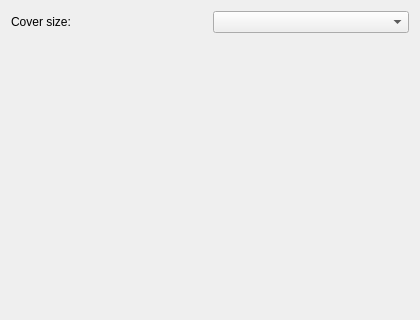
Before: the Qt Designer form plugins/deezerart/options.ui in metabrainz/picard-plugins, drawn with Qt 5.
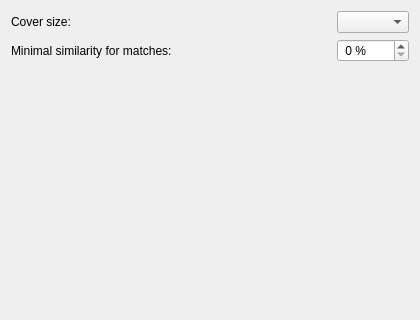
After: the same form once the commit is applied.

Commit message: deezerart: make min. similarity threshold configurable

Patch:
```diff
--- a/plugins/deezerart/options.ui
+++ b/plugins/deezerart/options.ui
@@ -13,22 +13,50 @@
   <property name="windowTitle">
    <string>Form</string>
   </property>
-  <layout class="QVBoxLayout" name="verticalLayout">
-   <item>
-    <layout class="QHBoxLayout" name="horizontalLayout">
-     <item>
+  <layout class="QGridLayout" name="gridLayout">
+   <item row="0" column="0">
       <widget class="QLabel" name="sizeLabel">
+     <property name="sizePolicy">
+      <sizepolicy hsizetype="Expanding" vsizetype="Preferred">
+       <horstretch>0</horstretch>
+       <verstretch>0</verstretch>
+      </sizepolicy>
+     </property>
        <property name="text">
         <string>Cover size:</string>
        </property>
       </widget>
      </item>
-     <item>
+   <item row="0" column="2">
       <widget class="QComboBox" name="size"/>
      </item>
-    </layout>
+   <item row="1" column="0" colspan="2">
+    <widget class="QLabel" name="min_similarity_label">
+     <property name="sizePolicy">
+      <sizepolicy hsizetype="Expanding" vsizetype="Preferred">
+       <horstretch>0</horstretch>
+       <verstretch>0</verstretch>
+      </sizepolicy>
+     </property>
+     <property name="text">
+      <string>Minimal similarity for matches:</string>
+     </property>
+    </widget>
    </item>
-   <item>
+   <item row="1" column="2">
+    <widget class="QSpinBox" name="min_similarity">
+     <property name="suffix">
+      <string> %</string>
+     </property>
+     <property name="prefix">
+      <string> </string>
+     </property>
+     <property name="maximum">
+      <number>100</number>
+     </property>
+    </widget>
+   </item>
+   <item row="2" column="1">
     <spacer name="verticalSpacer">
      <property name="orientation">
       <enum>Qt::Vertical</enum>
```
Lines whose indentation alone changed are shown as unchanged. The commit also changes 2 other files.
